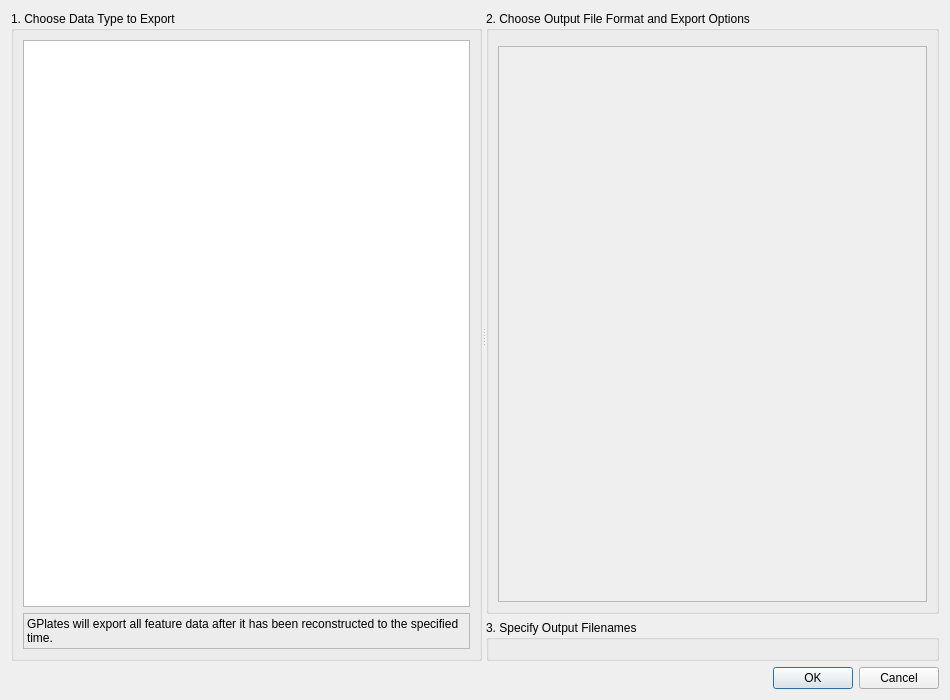
Above: src/qt-widgets/ConfigureExportParametersDialogUi.ui from GPlates/GPlates before the change. Below: the same form after it.
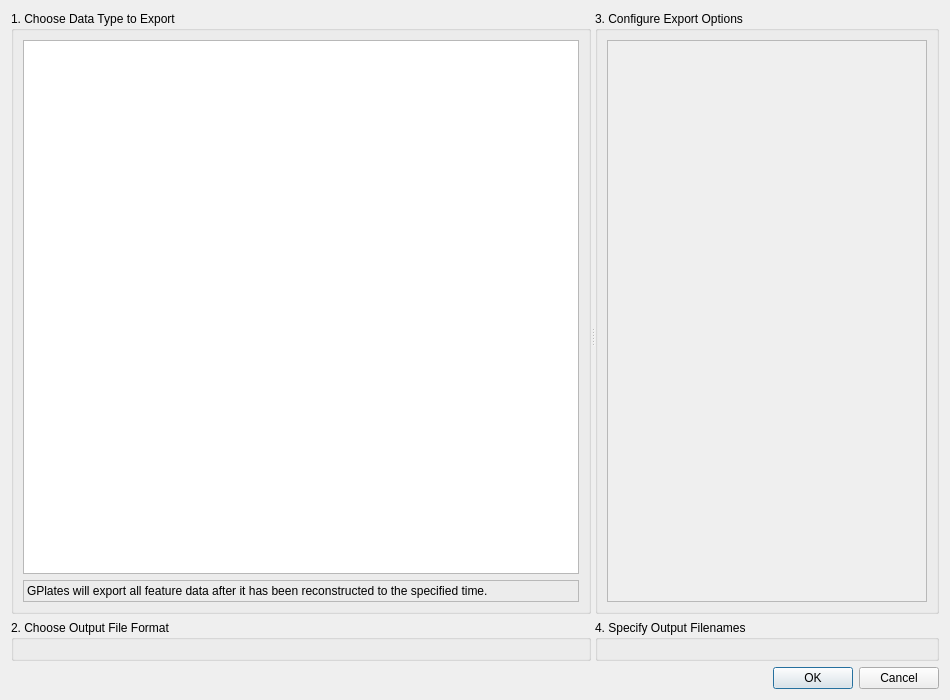
That is the form after the change.

Commit message: (trunk) Move export animation dialog components around to make more room for the export options.

Diff of the .ui file:
```diff
--- a/src/qt-widgets/ConfigureExportParametersDialogUi.ui
+++ b/src/qt-widgets/ConfigureExportParametersDialogUi.ui
@@ -19,13 +19,22 @@
   <property name="windowTitle">
    <string>Add Data to Export</string>
   </property>
-  <layout class="QVBoxLayout" name="verticalLayout_4">
+  <layout class="QVBoxLayout" name="verticalLayout_5">
    <item>
     <widget class="QSplitter" name="splitter">
+     <property name="sizePolicy">
+      <sizepolicy hsizetype="Expanding" vsizetype="Preferred">
+       <horstretch>0</horstretch>
+       <verstretch>0</verstretch>
+      </sizepolicy>
+     </property>
      <property name="orientation">
       <enum>Qt::Horizontal</enum>
      </property>
-     <widget class="QGroupBox" name="groupBox">
+     <widget class="QWidget" name="verticalLayoutWidget">
+      <layout class="QVBoxLayout" name="verticalLayout_4">
+       <item>
+        <widget class="QGroupBox" name="export_type_group_box">
       <property name="title">
        <string>1. Choose Data Type to Export</string>
       </property>
@@ -39,7 +48,7 @@
           </sizepolicy>
          </property>
          <property name="verticalScrollBarPolicy">
-          <enum>Qt::ScrollBarAlwaysOff</enum>
+             <enum>Qt::ScrollBarAsNeeded</enum>
          </property>
          <property name="autoScroll">
           <bool>false</bool>
@@ -70,10 +79,31 @@
        </item>
       </layout>
      </widget>
+       </item>
+       <item>
+        <widget class="QGroupBox" name="export_format_group_box">
+         <property name="sizePolicy">
+          <sizepolicy hsizetype="Preferred" vsizetype="Preferred">
+           <horstretch>0</horstretch>
+           <verstretch>0</verstretch>
+          </sizepolicy>
+         </property>
+         <property name="title">
+          <string>2. Choose Output File Format</string>
+         </property>
+         <layout class="QVBoxLayout" name="verticalLayout_6">
+          <item>
+           <widget class="QWidget" name="list_widget_format_placeholder" native="true"/>
+          </item>
+         </layout>
+        </widget>
+       </item>
+      </layout>
+     </widget>
      <widget class="QWidget" name="layoutWidget">
       <layout class="QVBoxLayout" name="verticalLayout_3">
        <item>
-        <widget class="QGroupBox" name="groupBox_2">
+        <widget class="QGroupBox" name="export_options_group_box">
          <property name="sizePolicy">
           <sizepolicy hsizetype="Preferred" vsizetype="Preferred">
            <horstretch>0</horstretch>
@@ -81,12 +111,9 @@
           </sizepolicy>
          </property>
          <property name="title">
-          <string>2. Choose Output File Format and Export Options</string>
+          <string>3. Configure Export Options</string>
          </property>
          <layout class="QVBoxLayout" name="verticalLayout_2">
-          <item>
-           <widget class="QWidget" name="list_widget_format_placeholder" native="true"/>
-          </item>
           <item>
            <widget class="QScrollArea" name="widget_export_options">
             <property name="sizePolicy">
@@ -109,8 +136,8 @@
               <rect>
                <x>0</x>
                <y>0</y>
-               <width>444</width>
-               <height>551</height>
+               <width>423</width>
+               <height>567</height>
               </rect>
              </property>
             </widget>
@@ -128,7 +155,7 @@
           </sizepolicy>
          </property>
          <property name="title">
-          <string>3. Specify Output Filenames</string>
+          <string>4. Specify Output Filenames</string>
          </property>
          <layout class="QVBoxLayout" name="verticalLayout">
           <item>
```
Lines whose indentation alone changed are shown as unchanged. The commit also changes 4 other files.
